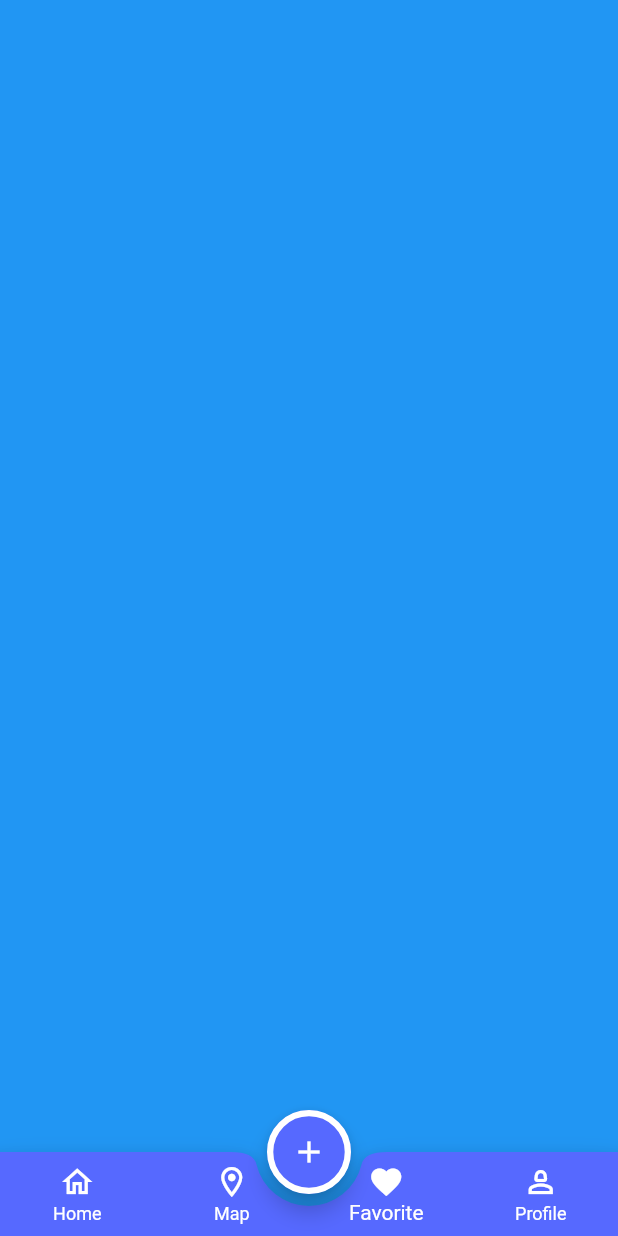
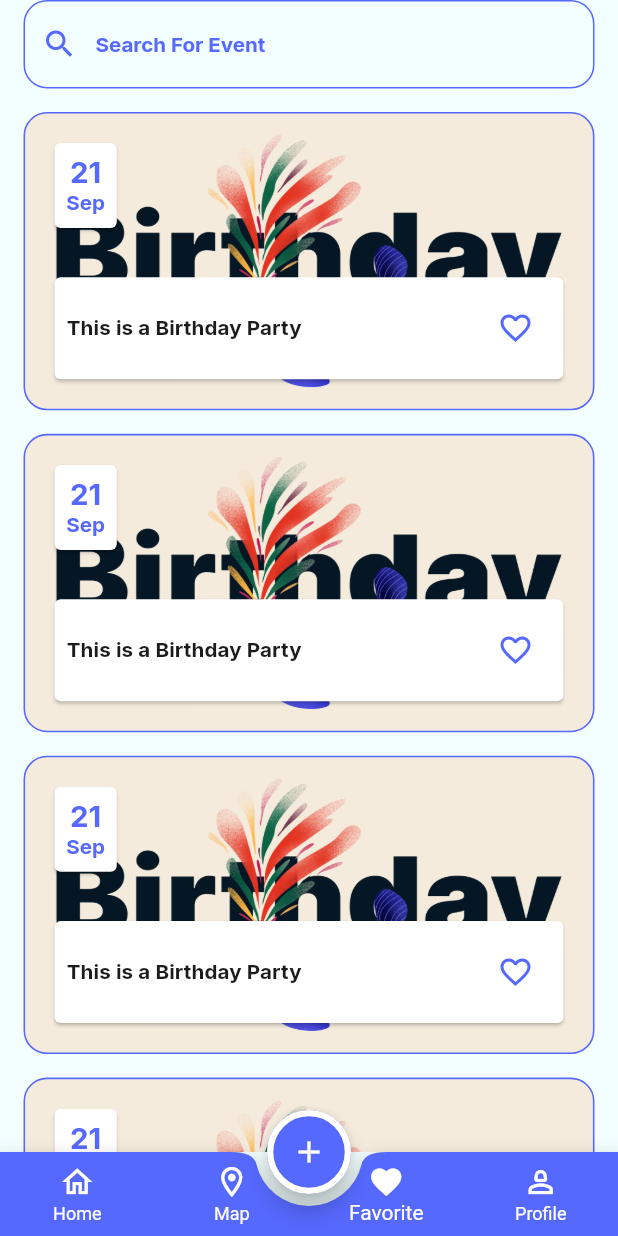
Before and after one commit to G17e5/Evently-App, a Flutter app: the screen it shows after launch, item 3 of the bottom bar chosen, on a phone screen of 412 x 824 dp. Run offline on Flutter 3.47's test engine with Material 3 defaults, Android fonts, the phone set to English and light mode, and no system bars; our stand-ins replace flutter_screenutil, google_fonts.

Commit message:
finished favourit_tab

```diff
--- a/lib/core/resource/images_manager/image_manager.dart
+++ b/lib/core/resource/images_manager/image_manager.dart
@@ -3,4 +3,6 @@ abstract class ImageAssets {
   static const String eventLogo = "$baseUrl/event_logo.png";
   static const String meeting = "$baseUrl/meeting.png";
   static const String goggleIcon = "$baseUrl/google.png";
+  static const String sportLight = "$baseUrl/sport_light.png";
+  static const String birthdayLight = "$baseUrl/birthday_light.png";
 }
--- a/lib/feature/main_layout/tabs/favorite/Favorite_tap.dart
+++ b/lib/feature/main_layout/tabs/favorite/Favorite_tap.dart
@@ -1,12 +1,54 @@
+import 'package:event_app/core/resource/colors_manager/colors_manager.dart';
+import 'package:event_app/feature/main_layout/tabs/home/event_item.dart';
+import 'package:event_app/models/category_model.dart';
+import 'package:event_app/models/event_model.dart';
 import 'package:flutter/material.dart';
+import 'package:flutter_screenutil/flutter_screenutil.dart';
+import 'package:google_fonts/google_fonts.dart';
 
 class FavoriteTap extends StatelessWidget {
   const FavoriteTap({super.key});
 
   @override
   Widget build(BuildContext context) {
-    return Container(
-      color: Colors.blue,
+    return SafeArea(
+      child: Column(
+        children: [
+          Container(
+            margin: REdgeInsets.symmetric(horizontal: 16),
+            child: TextField(
+              decoration: InputDecoration(
+                enabledBorder: OutlineInputBorder(
+                  borderRadius: BorderRadius.circular(16.r),
+                  borderSide: BorderSide(color: ColorsManager.blue)
+                ),
+                focusedBorder: OutlineInputBorder(
+                    borderRadius: BorderRadius.circular(16.r),
+                    borderSide: BorderSide(color: ColorsManager.blue)
+                ),
+                prefixIcon: Icon(Icons.search),
+                prefixIconColor: ColorsManager.blue,
+                hintText: "Search For Event",
+                hintStyle: GoogleFonts.inter(
+                  fontSize: 14.sp,
+                  fontWeight: FontWeight.bold,
+                  color: ColorsManager.blue,
+                ),
+              ),
+            ),
+          ),
+          SizedBox(height: 16.h,),
+          Expanded(child: ListView.separated(
+              itemBuilder: (context,index) => EventItem(event: EventModel(
+                  dateTime: DateTime.now(),
+                  category: CategoryModel.categoriesWithAll[3],
+                  title: "This is a Birthday Party ",
+                  description: "description",
+                  timeOfDay: TimeOfDay.now())),
+              separatorBuilder: (context,index) =>SizedBox(height: 16.h,),
+              itemCount: 20))
+        ],
+      ),
     );
   }
 }
--- a/lib/feature/main_layout/tabs/home/event_item.dart
+++ b/lib/feature/main_layout/tabs/home/event_item.dart
@@ -34,7 +34,7 @@ class EventItem extends StatelessWidget {
           decoration: BoxDecoration(
             image:DecorationImage(
                 fit: BoxFit.fill,
-                image: AssetImage(ImageAssets.meeting)),
+                image: AssetImage(ImageAssets.birthdayLight)),
             borderRadius: BorderRadius.circular(16.r),
             border: Border.all(
                 color: ColorsManager.blue ,width: 1.w)
```
Also changed, not shown: assets/images/birthday_light.png (added), assets/images/sport_light.png (added).
